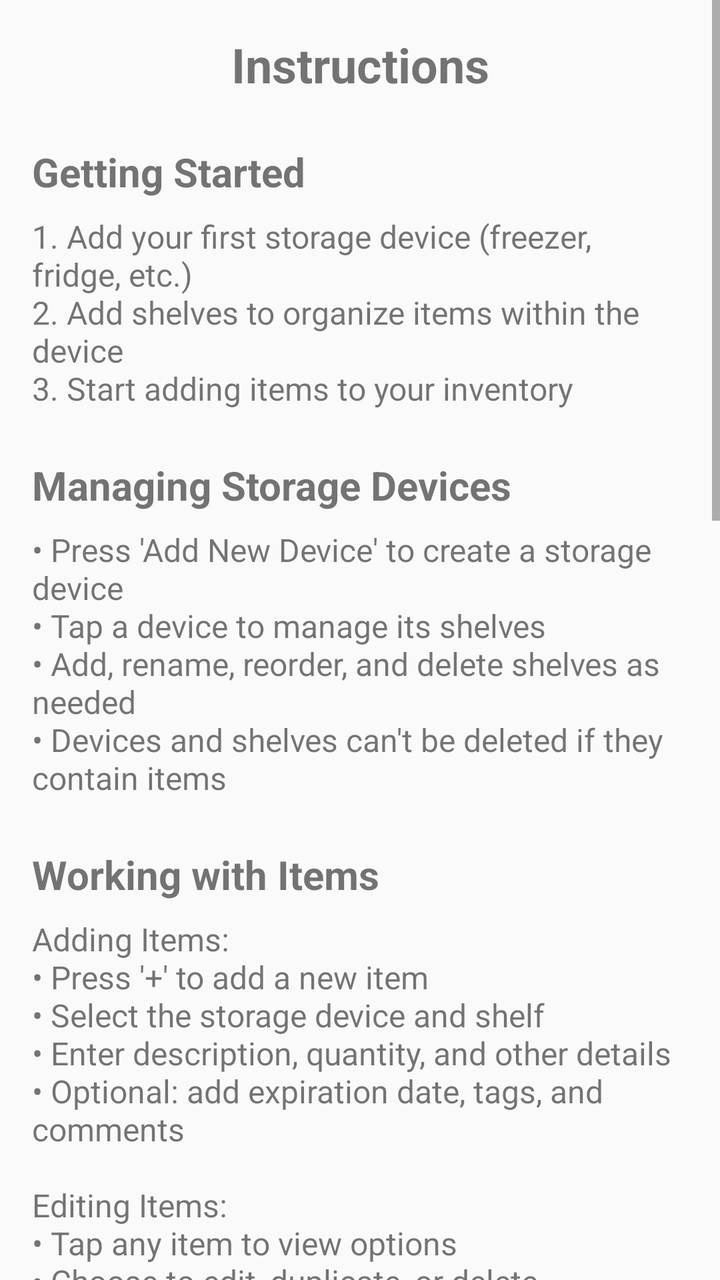
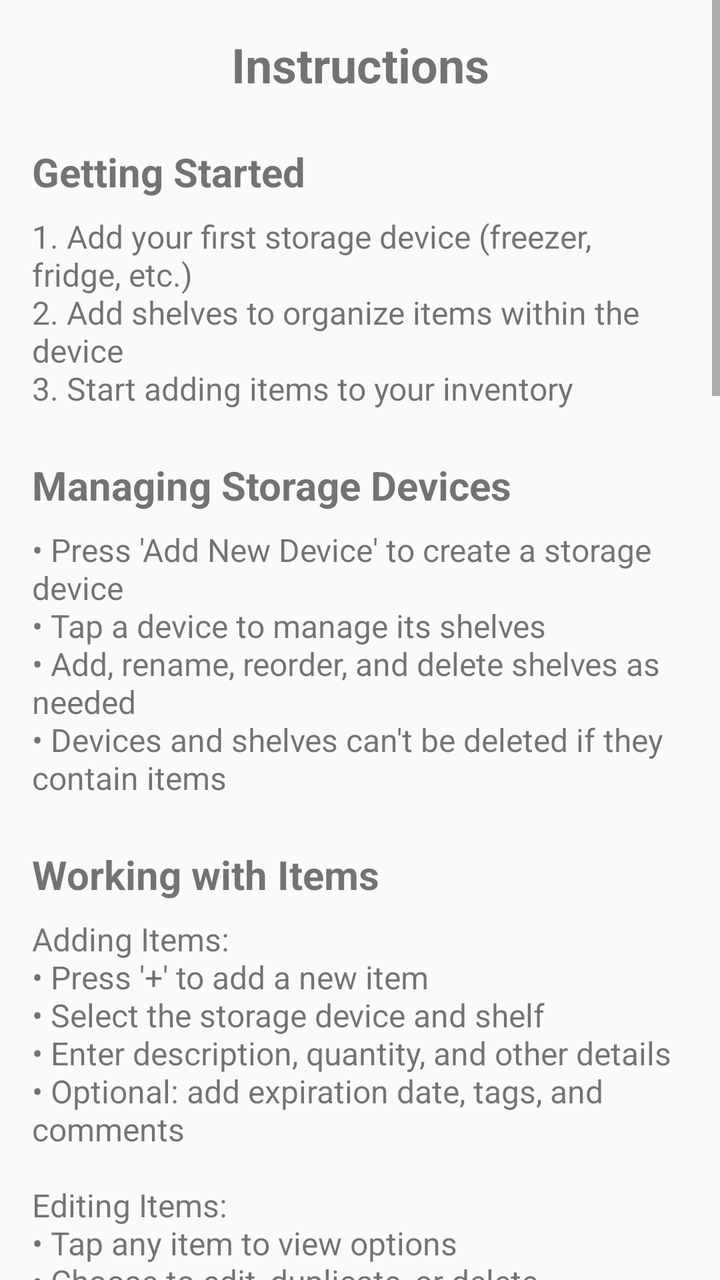

The first picture is an Android layout as it rendered before a commit; the second is the same layout after the commit. The layout source and the unified diff follow.
<!-- AndroidManifest.xml: application theme Theme.AppCompat.Light.DarkActionBar -->
<!-- res/layout/activity_instructions.xml -->
<?xml version="1.0" encoding="utf-8"?>
<ScrollView xmlns:android="http://schemas.android.com/apk/res/android"
    android:layout_width="match_parent"
    android:layout_height="match_parent">

    <LinearLayout
        android:layout_width="match_parent"
        android:layout_height="wrap_content"
        android:orientation="vertical"
        android:padding="16dp">

        <TextView
            android:layout_width="match_parent"
            android:layout_height="wrap_content"
            android:text="Instructions"
            android:textSize="24sp"
            android:textStyle="bold"
            android:gravity="center"
            android:layout_marginBottom="24dp"/>

        <TextView
            android:layout_width="match_parent"
            android:layout_height="wrap_content"
            android:text="Getting Started"
            android:textSize="20sp"
            android:textStyle="bold"
            android:layout_marginBottom="8dp"/>

        <TextView
            android:layout_width="match_parent"
            android:layout_height="wrap_content"
            android:text="1. Add your first storage device (freezer, fridge, etc.)\n2. Add shelves to organize items within the device\n3. Start adding items to your inventory"
            android:textSize="16sp"
            android:layout_marginBottom="24dp"/>

        <TextView
            android:layout_width="match_parent"
            android:layout_height="wrap_content"
            android:text="Managing Storage Devices"
            android:textSize="20sp"
            android:textStyle="bold"
            android:layout_marginBottom="8dp"/>

        <TextView
            android:layout_width="match_parent"
            android:layout_height="wrap_content"
            android:text="• Press 'Add New Device' to create a storage device\n• Tap a device to manage its shelves\n• Add, rename, reorder, and delete shelves as needed\n• Devices and shelves can't be deleted if they contain items"
            android:textSize="16sp"
            android:layout_marginBottom="24dp"/>

        <TextView
            android:layout_width="match_parent"
            android:layout_height="wrap_content"
            android:text="Working with Items"
            android:textSize="20sp"
            android:textStyle="bold"
            android:layout_marginBottom="8dp"/>

        <TextView
            android:layout_width="match_parent"
            android:layout_height="wrap_content"
            android:text="Adding Items:\n• Press '+' to add a new item\n• Select the storage device and shelf\n• Enter description, quantity, and other details\n• Optional: add expiration date, tags, and comments\n\nEditing Items:\n• Tap any item to view options\n• Choose to edit, duplicate, or delete\n• All changes are saved automatically\n\nTip: When a device or shelf is filtered, new items will default to that location"
            android:textSize="16sp"
            android:layout_marginBottom="24dp"/>

        <TextView
            android:layout_width="match_parent"
            android:layout_height="wrap_content"
            android:text="Finding Items"
            android:textSize="20sp"
            android:textStyle="bold"
            android:layout_marginBottom="8dp"/>

        <TextView
            android:layout_width="match_parent"
            android:layout_height="wrap_content"
            android:text="Quick Filter:\n• Use the device dropdown at the top\n• Use the search bar to find items by description\n\nAdvanced Filtering:\n• Tap the filter icon for more options\n• Filter by tags or quantity\n• Filter by date added or expiration date\n\nNote: Items are always automatically sorted by device, shelf, and description"
            android:textSize="16sp"
            android:layout_marginBottom="24dp"/>

        <TextView
            android:layout_width="match_parent"
            android:layout_height="wrap_content"
            android:text="Syncing Your Data"
            android:textSize="20sp"
            android:textStyle="bold"
            android:layout_marginBottom="8dp"/>

        <TextView
            android:layout_width="match_parent"
            android:layout_height="wrap_content"
            android:text="Inventory Sync:\n• Tap the sync button on the main screen\n• Choose or create a CSV file\n• Select whether to push data to network or pull from network\n\nDevice Sync:\n• Use 'Sync Devices' in device management\n• Choose or create a JSON file\n• Select sync direction\n\nTip: Regular syncing helps maintain a backup of your data"
            android:textSize="16sp"
            android:layout_marginBottom="24dp"/>

        <TextView
            android:layout_width="match_parent"
            android:layout_height="wrap_content"
            android:text="Tips and Tricks"
            android:textSize="20sp"
            android:textStyle="bold"
            android:layout_marginBottom="8dp"/>

        <TextView
            android:layout_width="match_parent"
            android:layout_height="wrap_content"
            android:text="• Use tags to group related items across different locations\n• The optional amount field can specify weights or volumes\n• Duplicate items to quickly add similar entries\n• Comments can store cooking instructions or other notes\n• Check expiration dates regularly using the date filters"
            android:textSize="16sp"/>

    </LinearLayout>
</ScrollView>
<!-- resources referenced by this layout -->
<resources>

</resources>

<!-- the commit's change to res/layout/activity_instructions.xml (unified diff, before → after) -->
@@ -59,7 +59,7 @@
         <TextView
             android:layout_width="match_parent"
             android:layout_height="wrap_content"
-            android:text="Adding Items:\n• Press '+' to add a new item\n• Select the storage device and shelf\n• Enter description, quantity, and other details\n• Optional: add expiration date, tags, and comments\n\nEditing Items:\n• Tap any item to view options\n• Choose to edit, duplicate, or delete\n• All changes are saved automatically\n\nTip: When a device or shelf is filtered, new items will default to that location"
+            android:text="Adding Items:\n• Press '+' to add a new item\n• Select the storage device and shelf\n• Enter description, quantity, and other details\n• Optional: add expiration date, tags, and comments\n\nEditing Items:\n• Tap any item to view options\n• Choose to edit, duplicate, or delete\n• All changes are saved automatically\n\nSelecting Multiple Items:\n• Long-press an item to start selection mode\n• Tap more items to add them to the selection\n• A toolbar appears at the top showing the count\n• Use Delete to remove every selected item at once\n• Use Move to send all selected items to a different device and shelf\n• Press the back button or check mark to exit selection mode\n\nTip: When a device or shelf is filtered, new items will default to that location"
             android:textSize="16sp"
             android:layout_marginBottom="24dp"/>
 
@@ -89,7 +89,7 @@
         <TextView
             android:layout_width="match_parent"
             android:layout_height="wrap_content"
-            android:text="Inventory Sync:\n• Tap the sync button on the main screen\n• Choose or create a CSV file\n• Select whether to push data to network or pull from network\n\nDevice Sync:\n• Use 'Sync Devices' in device management\n• Choose or create a JSON file\n• Select sync direction\n\nTip: Regular syncing helps maintain a backup of your data"
+            android:text="Inventory Sync:\n• Tap the sync button on the main screen\n• Browse to your inventory CSV file (e.g. in Google Drive)\n• The sync menu shows the file name once it has been picked\n• Choose 'Push to Network' to upload your local changes\n• Choose 'Pull from Network' to download the latest version\n• Choose 'Choose Different File...' to switch files\n• Choose 'Share File Info...' to send the file name to another device (each device has to browse to the file the first time)\n\nDevice Sync:\n• Use 'Sync Devices' in device management\n• Choose or create a JSON file\n• Select sync direction\n\nTips:\n• Regular syncing helps maintain a backup of your data\n• File URIs are tied to one device — share the file name and have each device browse to it in Drive separately"
             android:textSize="16sp"
             android:layout_marginBottom="24dp"/>
 
